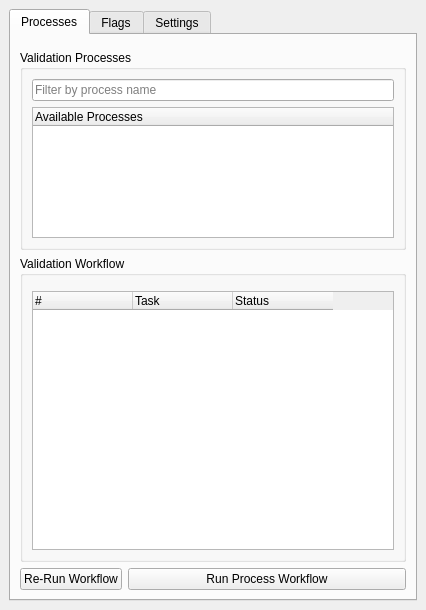
Before: the Qt Designer form gui/ProductionTools/Toolboxes/ValidationToolbox/validation_toolbox.ui in dsgoficial/DsgTools, drawn with Qt 5.
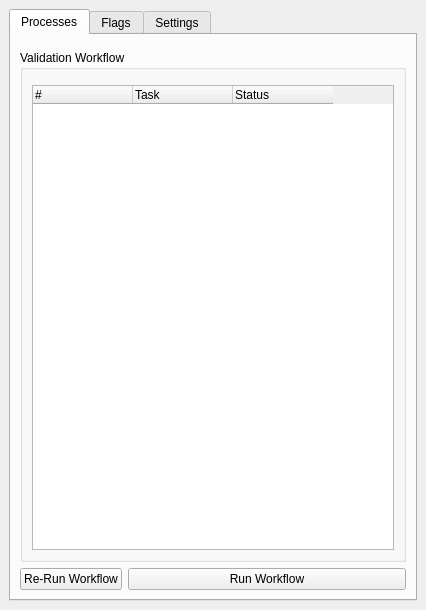
After: the same form once the commit is applied. Icons and pictures are not drawn. Custom widgets are drawn as their Qt base class.

Diff of the .ui file:
```diff
--- a/gui/ProductionTools/Toolboxes/ValidationToolbox/validation_toolbox.ui
+++ b/gui/ProductionTools/Toolboxes/ValidationToolbox/validation_toolbox.ui
@@ -51,58 +51,6 @@
          </widget>
         </item>
         <item row="1" column="0" colspan="2">
-         <widget class="QgsCollapsibleGroupBox" name="ProcessesGroupBox">
-          <property name="sizePolicy">
-           <sizepolicy hsizetype="Preferred" vsizetype="MinimumExpanding">
-            <horstretch>0</horstretch>
-            <verstretch>0</verstretch>
-           </sizepolicy>
-          </property>
-          <property name="maximumSize">
-           <size>
-            <width>16777215</width>
-            <height>200</height>
-           </size>
-          </property>
-          <property name="title">
-           <string>Validation Processes</string>
-          </property>
-          <property name="saveCollapsedState">
-           <bool>false</bool>
-          </property>
-          <layout class="QGridLayout" name="gridLayout_2">
-           <item row="0" column="0">
-            <widget class="QLineEdit" name="filterLineEdit">
-             <property name="placeholderText">
-              <string>Filter by process name</string>
-             </property>
-            </widget>
-           </item>
-           <item row="1" column="0">
-            <widget class="QTreeWidget" name="processTreeWidget">
-             <property name="sizePolicy">
-              <sizepolicy hsizetype="Expanding" vsizetype="MinimumExpanding">
-               <horstretch>0</horstretch>
-               <verstretch>0</verstretch>
-              </sizepolicy>
-             </property>
-             <property name="dragEnabled">
-              <bool>false</bool>
-             </property>
-             <property name="dragDropMode">
-              <enum>QAbstractItemView::NoDragDrop</enum>
-             </property>
-             <column>
-              <property name="text">
-               <string>Available Processes</string>
-              </property>
-             </column>
-            </widget>
-           </item>
-          </layout>
-         </widget>
-        </item>
-        <item row="2" column="0" colspan="2">
          <widget class="QGroupBox" name="groupBox_7">
           <property name="sizePolicy">
            <sizepolicy hsizetype="Preferred" vsizetype="MinimumExpanding">
@@ -166,7 +114,7 @@
           </layout>
          </widget>
         </item>
-        <item row="3" column="0">
+        <item row="2" column="0">
          <widget class="QPushButton" name="reRunButton">
           <property name="toolTip">
            <string>Re-Run Last Process</string>
@@ -180,7 +128,7 @@
           </property>
          </widget>
         </item>
-        <item row="3" column="1">
+        <item row="2" column="1">
          <widget class="QPushButton" name="runButton">
           <property name="sizePolicy">
            <sizepolicy hsizetype="MinimumExpanding" vsizetype="Fixed">
@@ -192,7 +140,7 @@
            <string>Run Process</string>
           </property>
           <property name="text">
-           <string>Run Process Workflow</string>
+           <string>Run Workflow</string>
           </property>
           <property name="icon">
            <iconset resource="../../../../resources.qrc">
@@ -349,20 +297,6 @@
          </widget>
         </item>
         <item row="2" column="0">
-         <widget class="QGroupBox" name="groupBox_3">
-          <property name="sizePolicy">
-           <sizepolicy hsizetype="Preferred" vsizetype="Fixed">
-            <horstretch>0</horstretch>
-            <verstretch>0</verstretch>
-           </sizepolicy>
-          </property>
-          <property name="title">
-           <string>Validation Workflows</string>
-          </property>
-          <layout class="QGridLayout" name="gridLayout_6"/>
-         </widget>
-        </item>
-        <item row="3" column="0">
          <spacer name="verticalSpacer">
           <property name="orientation">
            <enum>Qt::Vertical</enum>
@@ -386,12 +320,6 @@
   </widget>
  </widget>
  <customwidgets>
-  <customwidget>
-   <class>QgsCollapsibleGroupBox</class>
-   <extends>QGroupBox</extends>
-   <header>qgis.gui</header>
-   <container>1</container>
-  </customwidget>
   <customwidget>
    <class>DsgCustomComboBox</class>
    <extends>QWidget</extends>
```
